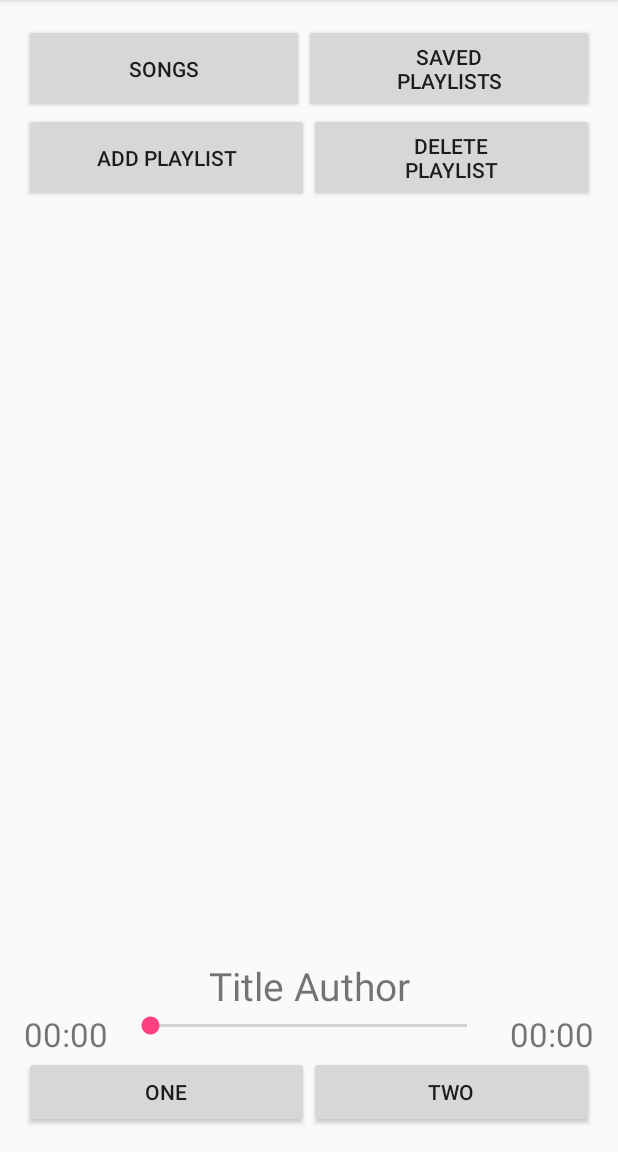
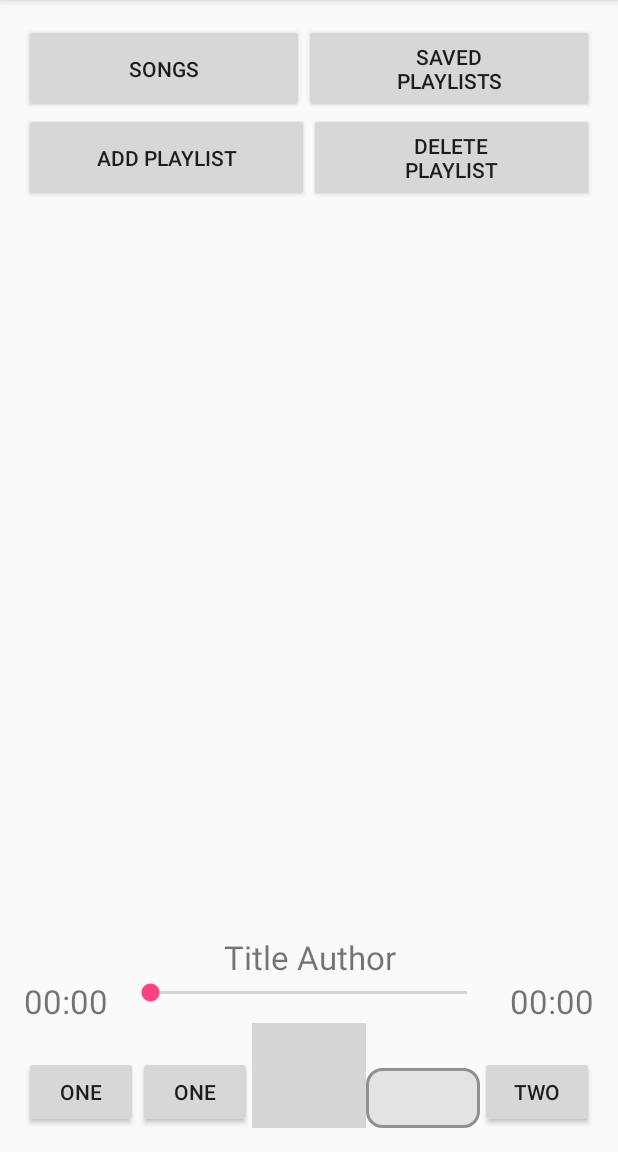
Before and after one commit to szymongor/MediaPlayer, an Android app: the screen it shows after launch (MainActivity), on a phone screen of 412 x 824 dp, the part 84-1236 px from its top. Run offline under Robolectric (Android 15) with nearby library versions, the phone set to English and light mode, and no system bars; grey boxes are pictures that could not be loaded.

Commit message:
Change Button to ImageButton

```diff
--- a/app/src/main/java/com/example/karolinaszymon/mediaplayer/MainActivity.java
+++ b/app/src/main/java/com/example/karolinaszymon/mediaplayer/MainActivity.java
@@ -2,12 +2,30 @@ package com.example.karolinaszymon.mediaplayer;
 
 import android.support.v7.app.AppCompatActivity;
 import android.os.Bundle;
+import android.view.View;
+import android.widget.Button;
+import android.widget.ImageButton;
 
 public class MainActivity extends AppCompatActivity {
+
+    ImageButton buttonPlay;
 
     @Override
     protected void onCreate(Bundle savedInstanceState) {
         super.onCreate(savedInstanceState);
         setContentView(R.layout.activity_main);
+        initUIComponents();
     }
+
+    private void initUIComponents() {
+        buttonPlay = (ImageButton) findViewById(R.id.buttonPlay);
+        buttonPlay.setOnClickListener(clickPlay);
+    }
+
+    private View.OnClickListener clickPlay = new View.OnClickListener() {
+        @Override
+        public void onClick(View v) {
+            //do uzupełnienia
+        }
+    };
 }
--- /dev/null
+++ b/app/src/main/res/drawable/button_round.xml
@@ -0,0 +1,11 @@
+<?xml version="1.0" encoding="utf-8"?>
+<selector xmlns:android="http://schemas.android.com/apk/res/android">
+
+    <item>
+        <shape android:shape="rectangle">
+            <corners android:radius="10dp"/>
+            <stroke android:color="#909090" android:width="2dp" />
+            <solid android:color="#e3e3e3"/>
+        </shape>
+    </item>
+</selector>
--- a/app/src/main/res/layout/activity_main.xml
+++ b/app/src/main/res/layout/activity_main.xml
@@ -84,7 +84,7 @@
                 android:layout_height="wrap_content"
                 android:id="@+id/textViewTitle"
                 android:text="Title Author"
-                android:textSize="26dp"
+                android:textSize="22dp"
                 android:textAlignment="center"
                 />
         </LinearLayout>
@@ -125,6 +125,7 @@
             android:orientation="horizontal"
             android:id="@+id/buttonPlayLayout"
             android:gravity="bottom"
+            android:weightSum="5"
             >
 
             <Button
@@ -137,6 +138,28 @@
                 android:layout_width="match_parent"
                 android:layout_height="wrap_content"
                 android:layout_weight="1"
+                android:text="One"/>
+
+            <ImageButton
+                android:id="@+id/buttonPlay"
+                android:layout_width="match_parent"
+                android:layout_height="@dimen/height_play_button"
+                android:layout_weight="1"
+                android:background="@drawable/button_round"
+                android:src="@drawable/img_play2"
+                />
+
+            <ImageButton
+                android:layout_width="match_parent"
+                android:layout_height="@dimen/height_stop_button"
+                android:layout_weight="1"
+                android:background="@drawable/button_round"
+                android:text="One"/>
+
+            <Button
+                android:layout_width="match_parent"
+                android:layout_height="wrap_content"
+                android:layout_weight="1"
                 android:text="Two"/>
         </LinearLayout>
 
--- a/app/src/main/res/values/dimens.xml
+++ b/app/src/main/res/values/dimens.xml
@@ -2,4 +2,6 @@
     <!-- Default screen margins, per the Android Design guidelines. -->
     <dimen name="activity_horizontal_margin">16dp</dimen>
     <dimen name="activity_vertical_margin">16dp</dimen>
+    <dimen name="height_play_button">70dp</dimen>
+    <dimen name="height_stop_button">40dp</dimen>
 </resources>
```
